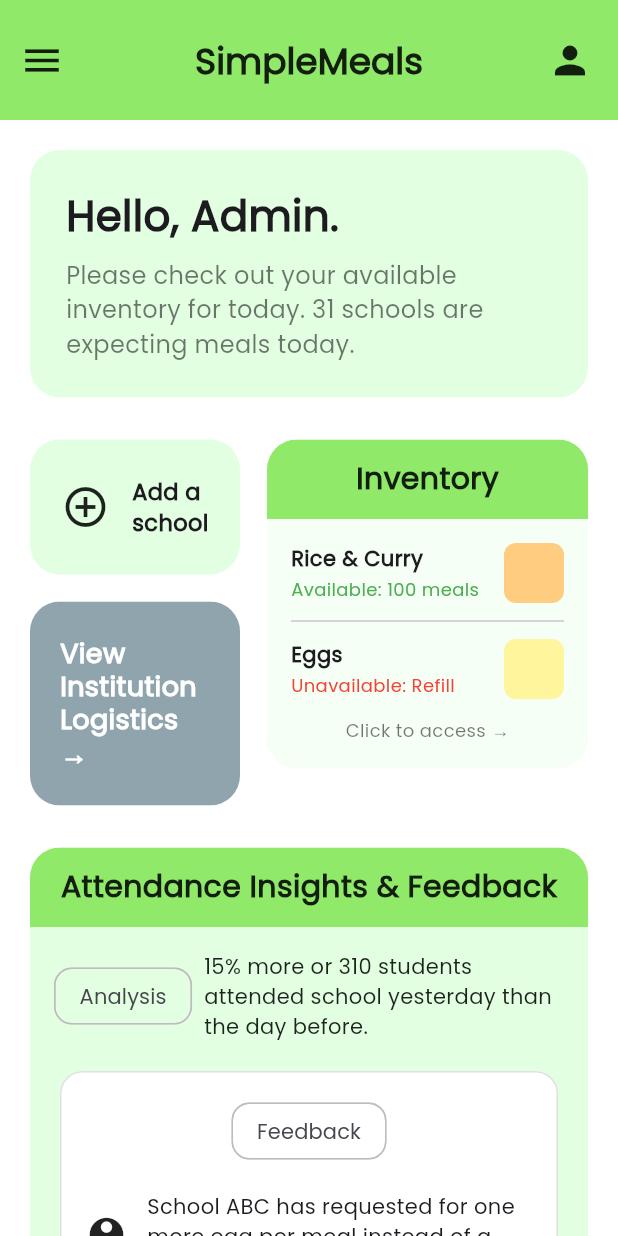
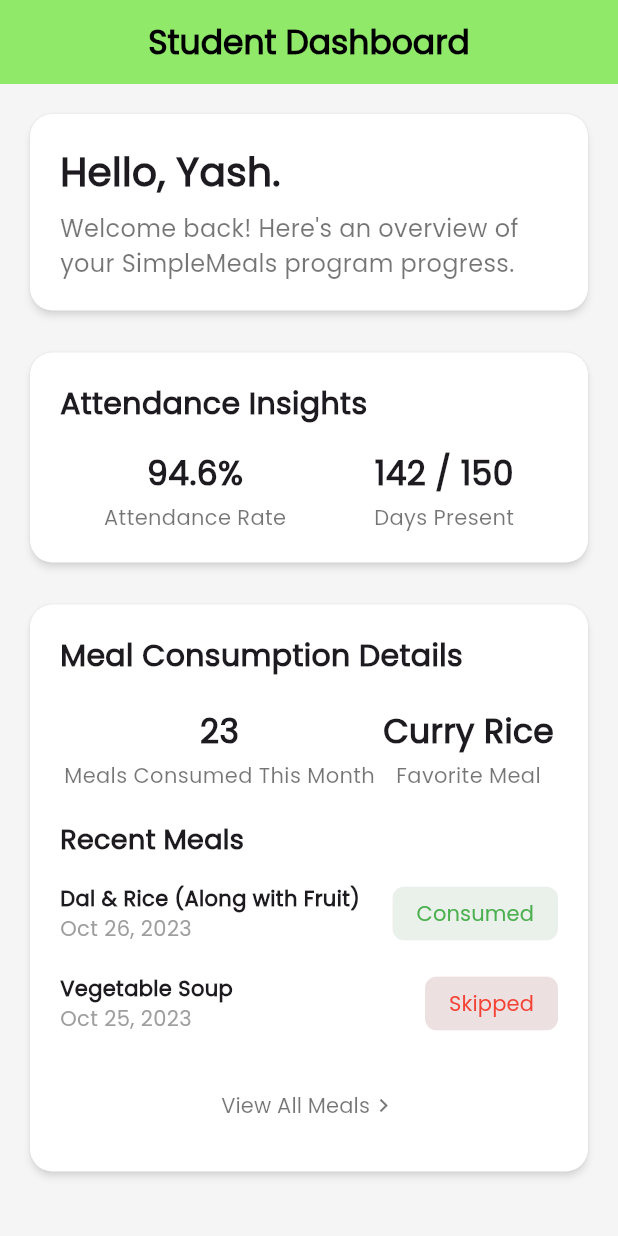
Before and after one commit to 4242x/simplemeals, a Flutter app: the screen it shows after launch, on a phone screen of 412 x 824 dp. Run offline on Flutter 3.47's test engine with Material 3 defaults, Android fonts, the phone set to English and light mode, and no system bars.

Commit message:
added Student Dashboard

```diff
--- a/lib/main.dart
+++ b/lib/main.dart
@@ -1,6 +1,6 @@
 import 'package:flutter/material.dart';
-import 'package:simplemeals/screens/admin_dashboard.dart';
-import 'package:simplemeals/screens/login_screen.dart';
+
+import 'package:simplemeals/screens/student_dashboard.dart';
 
 void main() {
   runApp(const MyApp());
@@ -19,7 +19,7 @@
         fontFamily: 'Poppins',
         useMaterial3: true
       ),
-      home: const AdminDashboard(),
+      home: const StudentDashboard(),
     );
   }
 }
--- /dev/null
+++ b/lib/screens/student_dashboard.dart
@@ -0,0 +1,179 @@
+import 'package:flutter/material.dart';
+
+class StudentDashboard extends StatelessWidget {
+  const StudentDashboard({super.key});
+
+  @override
+  Widget build(BuildContext context) {
+    return Scaffold(
+      backgroundColor: Colors.grey[100],
+      appBar: AppBar(
+        backgroundColor: const Color(0xFF90E969),
+        elevation: 0,
+        centerTitle: true,
+        title: const Text(
+          'Student Dashboard',
+          style: TextStyle(
+            fontWeight: FontWeight.bold,
+            color: Color.fromARGB(255, 0, 0, 0),
+          ),
+        ),
+      ),
+      body: ListView(
+        padding: const EdgeInsets.all(16.0),
+        children: [
+          _buildWelcomeCard(),
+          const SizedBox(height: 20),
+          _buildAttendanceCard(),
+          const SizedBox(height: 20),
+          _buildMealConsumptionCard(),
+        ],
+      ),
+    );
+  }
+
+  Widget _buildWelcomeCard() {
+    return Card(
+      color: Colors.white,
+      elevation: 2,
+      shadowColor: const Color.fromARGB(255, 255, 255, 255),
+      shape: RoundedRectangleBorder(borderRadius: BorderRadius.circular(15)),
+      child: const Padding(
+        padding: EdgeInsets.all(20.0),
+        child: Column(
+          crossAxisAlignment: CrossAxisAlignment.start,
+          children: [
+            Text(
+              'Hello, Yash.',
+              style: TextStyle(fontSize: 26, fontWeight: FontWeight.bold),
+            ),
+            SizedBox(height: 8),
+            Text(
+              "Welcome back! Here's an overview of your SimpleMeals program progress.",
+              style: TextStyle(fontSize: 16, color: Colors.black54),
+            ),
+          ],
+        ),
+      ),
+    );
+  }
+
+  Widget _buildAttendanceCard() {
+    return Card(
+      color: Colors.white,
+      elevation: 2,
+      shadowColor: Colors.white,
+      shape: RoundedRectangleBorder(borderRadius: BorderRadius.circular(15)),
+      child: Padding(
+        padding: const EdgeInsets.all(20.0),
+        child: Column(
+          crossAxisAlignment: CrossAxisAlignment.start,
+          children: [
+            const Text(
+              'Attendance Insights',
+              style: TextStyle(fontSize: 20, fontWeight: FontWeight.bold),
+            ),
+            const SizedBox(height: 16),
+            Row(
+              mainAxisAlignment: MainAxisAlignment.spaceAround,
+              children: [
+                _buildStatColumn('94.6%', 'Attendance Rate'),
+                _buildStatColumn('142 / 150', 'Days Present'),
+              ],
+            ),
+          ],
+        ),
+      ),
+    );
+  }
+
+  Widget _buildMealConsumptionCard() {
+    return Card(
+      color: Colors.white,
+      elevation: 2,
+      shadowColor: Colors.white,
+      shape: RoundedRectangleBorder(borderRadius: BorderRadius.circular(15)),
+      child: Padding(
+        padding: const EdgeInsets.all(20.0),
+        child: Column(
+          crossAxisAlignment: CrossAxisAlignment.start,
+          children: [
+            const Text(
+              'Meal Consumption Details',
+              style: TextStyle(fontSize: 20, fontWeight: FontWeight.bold),
+            ),
+            const SizedBox(height: 20),
+            Row(
+              mainAxisAlignment: MainAxisAlignment.spaceAround,
+              children: [
+                _buildStatColumn('23', 'Meals Consumed This Month'),
+                _buildStatColumn('Curry Rice', 'Favorite Meal'),
+              ],
+            ),
+            const SizedBox(height: 20),
+            const Text(
+              'Recent Meals',
+              style: TextStyle(fontSize: 18, fontWeight: FontWeight.w600),
+            ),
+            const SizedBox(height: 12),
+            _buildMealItem('Dal & Rice (Along with Fruit)', 'Oct 26, 2023', consumed: true),
+            const SizedBox(height: 12),
+            _buildMealItem('Vegetable Soup', 'Oct 25, 2023', consumed: false),
+            const SizedBox(height: 20),
+            Center(
+              child: TextButton(
+                onPressed: () {},
+                child: const Row(
+                  mainAxisSize: MainAxisSize.min,
+                  children: [
+                    Text('View All Meals', style: TextStyle(color: Colors.black54)),
+                    Icon(Icons.chevron_right, color: Colors.black54),
+                  ],
+                ),
+              ),
+            ),
+          ],
+        ),
+      ),
+    );
+  }
+
+  Widget _buildStatColumn(String value, String label) {
+    return Column(
+      children: [
+        Text(
+          value,
+          style: const TextStyle(fontSize: 22, fontWeight: FontWeight.bold),
+        ),
+        const SizedBox(height: 4),
+        Text(
+          label,
+          style: const TextStyle(fontSize: 14, color: Colors.black54),
+        ),
+      ],
+    );
+  }
+
+  Widget _buildMealItem(String meal, String date, {required bool consumed}) {
+    return Row(
+      mainAxisAlignment: MainAxisAlignment.spaceBetween,
+      children: [
+        Column(
+          crossAxisAlignment: CrossAxisAlignment.start,
+          children: [
+            Text(meal, style: const TextStyle(fontWeight: FontWeight.w600)),
+            Text(date, style: const TextStyle(color: Colors.grey)),
+          ],
+        ),
+        Chip(
+          label: Text(
+            consumed ? 'Consumed' : 'Skipped',
+            style: TextStyle(color: consumed ? Colors.green : Colors.red),
+          ),
+          backgroundColor: consumed ? const Color.fromARGB(255, 234, 240, 234) : const Color.fromARGB(255, 237, 224, 224),
+          side: BorderSide.none,
+        ),
+      ],
+    );
+  }
+}
```
